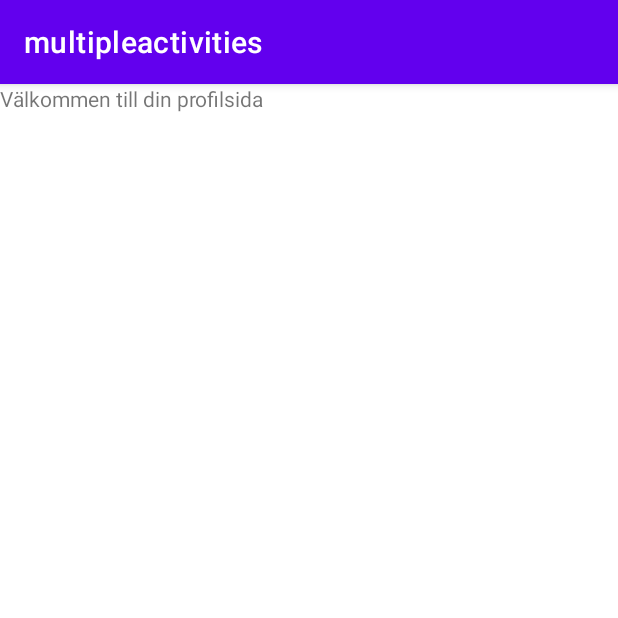
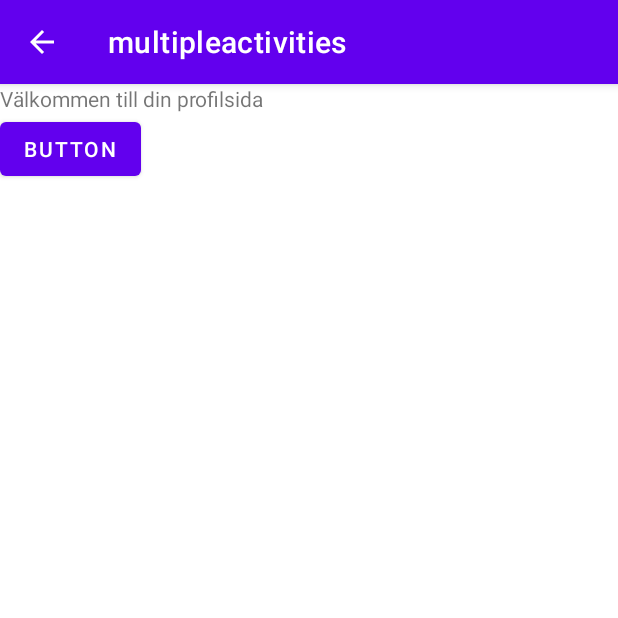
Before and after one commit to c21theti/multipleactivities, an Android app: the ProfileActivity screen opened directly, with no data from a screen before it, on a phone screen of 412 x 824 dp, the top half of it. Run offline under Robolectric (Android 15) with nearby library versions, the phone set to English and light mode, and no system bars.

Commit message:
Added sign out button

```diff
--- a/app/src/main/AndroidManifest.xml
+++ b/app/src/main/AndroidManifest.xml
@@ -11,12 +11,13 @@
         android:theme="@style/Theme.Multipleactivities">
         <activity
             android:name=".ProfileActivity"
+            android:parentActivityName=".MainActivity"
             android:exported="false" />
         <activity
             android:name=".MainActivity"
             android:exported="true">
             <intent-filter>
-                <action android:name="android.intent.action.MAIN" />
+                <action android:name="android.intent.action.MAIN" /> //start activity
 
                 <category android:name="android.intent.category.LAUNCHER" />
             </intent-filter>
--- a/app/src/main/java/com/example/multipleactivities/ProfileActivity.java
+++ b/app/src/main/java/com/example/multipleactivities/ProfileActivity.java
@@ -3,12 +3,38 @@ package com.example.multipleactivities;
 import androidx.appcompat.app.AppCompatActivity;
 
 import android.os.Bundle;
+import android.util.Log;
 
 public class ProfileActivity extends AppCompatActivity {
 
     @Override
+    protected void onPostResume() {
+        super.onPostResume();
+        Log.d("==>", "Profile activity resumed.");
+    }
+
+    @Override
+    protected void onStart() {
+        super.onStart();
+        Log.d("==>", "Profile activity started.");
+    }
+
+    @Override
+    protected void onStop() {
+        super.onStop();
+        Log.d("==>", "Profile activity stopped.");
+    }
+
+    @Override
+    protected void onDestroy() {
+        super.onDestroy();
+        Log.d("==>", "Profile activity destroyed.");
+    }
+//denna är fel
+    @Override
     protected void onCreate(Bundle savedInstanceState) {
         super.onCreate(savedInstanceState);
         setContentView(R.layout.activity_profile);
+        Log.d("==>", "Profile activity created.");
     }
 }
--- a/app/src/main/res/layout/activity_profile.xml
+++ b/app/src/main/res/layout/activity_profile.xml
@@ -15,4 +15,12 @@
         app:layout_constraintStart_toStartOf="parent"
 
         />
+
+    <Button
+        android:id="@+id/signout_button"
+        android:layout_width="wrap_content"
+        android:layout_height="wrap_content"
+        android:text="Button"
+        app:layout_constraintTop_toBottomOf="@+id/profile_label"/>
+
 </androidx.constraintlayout.widget.ConstraintLayout>
```
